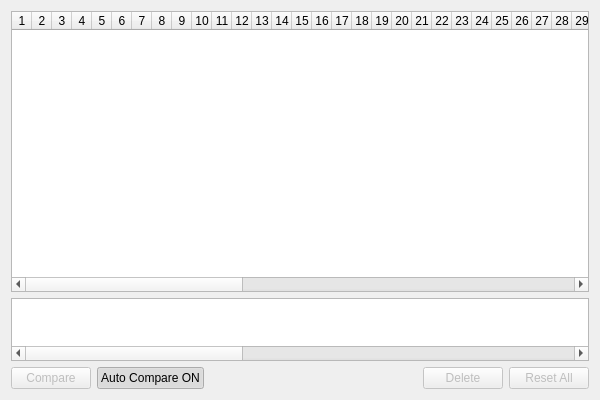
marksutton/EvoSim, file genomecomparison.ui: the form before one commit.
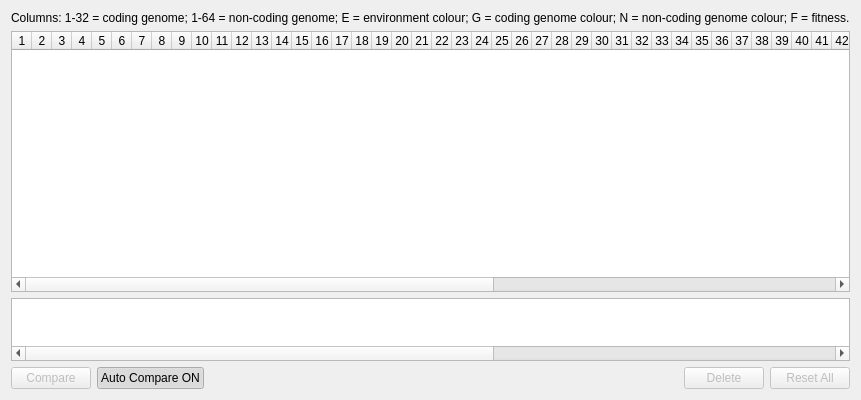
The form after the commit.

Commit message: Genome comparison added column description

```diff
--- a/genomecomparison.ui
+++ b/genomecomparison.ui
@@ -6,14 +6,21 @@
    <rect>
     <x>0</x>
     <y>0</y>
-    <width>600</width>
+    <width>744</width>
     <height>400</height>
    </rect>
   </property>
   <property name="windowTitle">
    <string>Form</string>
   </property>
-  <layout class="QVBoxLayout" name="verticalLayout" stretch="7,1,1">
+  <layout class="QVBoxLayout" name="verticalLayout" stretch="0,7,1,1">
+   <item>
+    <widget class="QLabel" name="label">
+     <property name="text">
+      <string>Columns: 1-32 = coding genome; 1-64 = non-coding genome; E = environment colour; G = coding genome colour; N = non-coding genome colour; F = fitness.</string>
+     </property>
+    </widget>
+   </item>
    <item>
     <widget class="QTableWidget" name="genomeTableWidget">
      <property name="horizontalScrollBarPolicy">
```
The commit also changes 2 other files.
